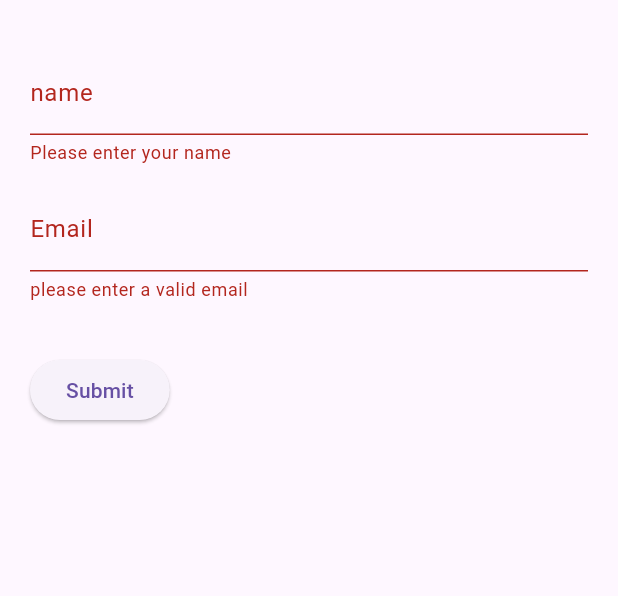
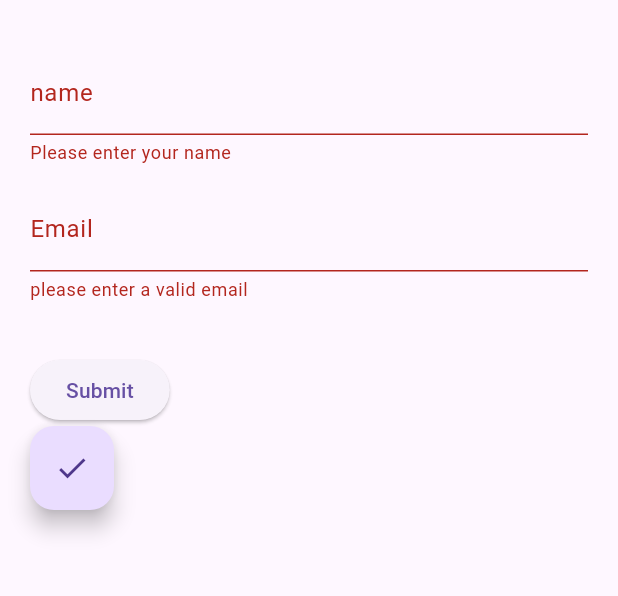
Before and after one commit to BraisonWabwire/learning_flutter_widgets, a Flutter app: the screen it shows after launch, on a phone screen of 412 x 824 dp, the part 63-659 px from its top. Run offline on Flutter 3.47's test engine with Material 3 defaults, Android fonts, the phone set to English and light mode, and no system bars.

Commit message:
floating action button

```diff
--- a/lib/main.dart
+++ b/lib/main.dart
@@ -76,6 +76,10 @@ class _FormPageState extends State<FormPage> {
               },
               child: const Text('Submit'),
             ),
+            FloatingActionButton(
+              child: Icon(Icons.check),
+              onPressed: (){}
+              )
           ],
         ),
       ),
```
